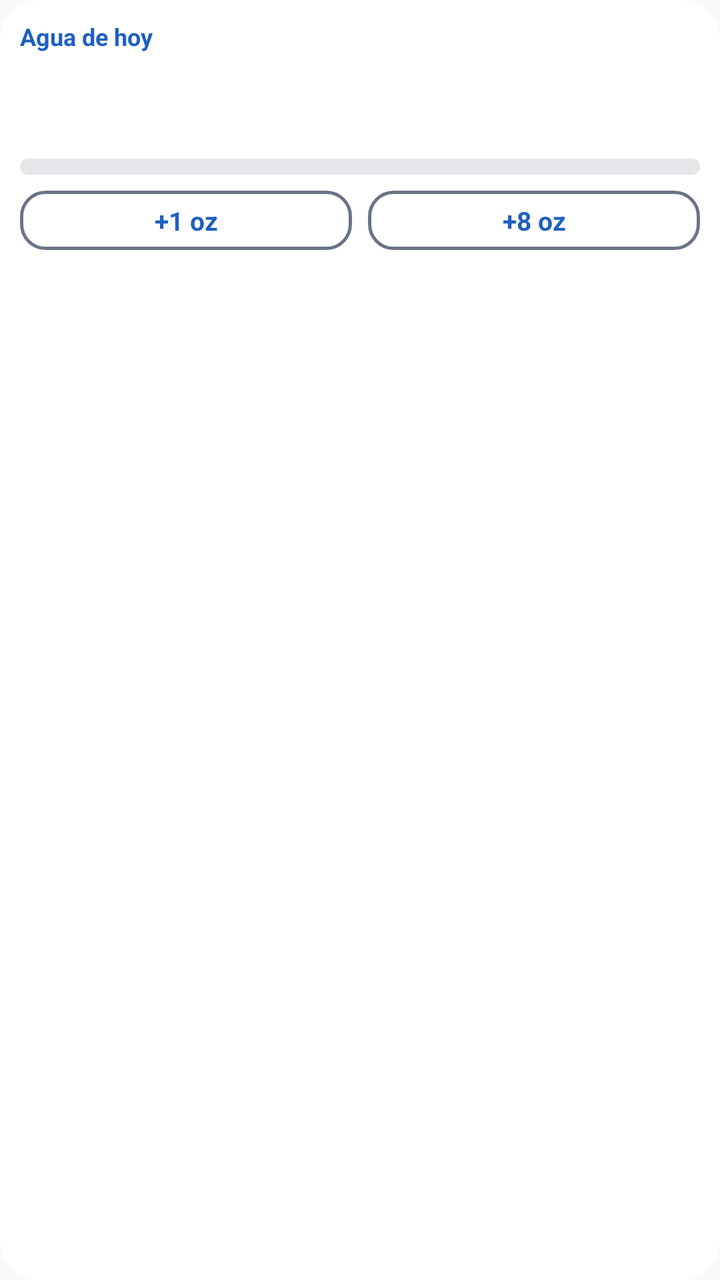
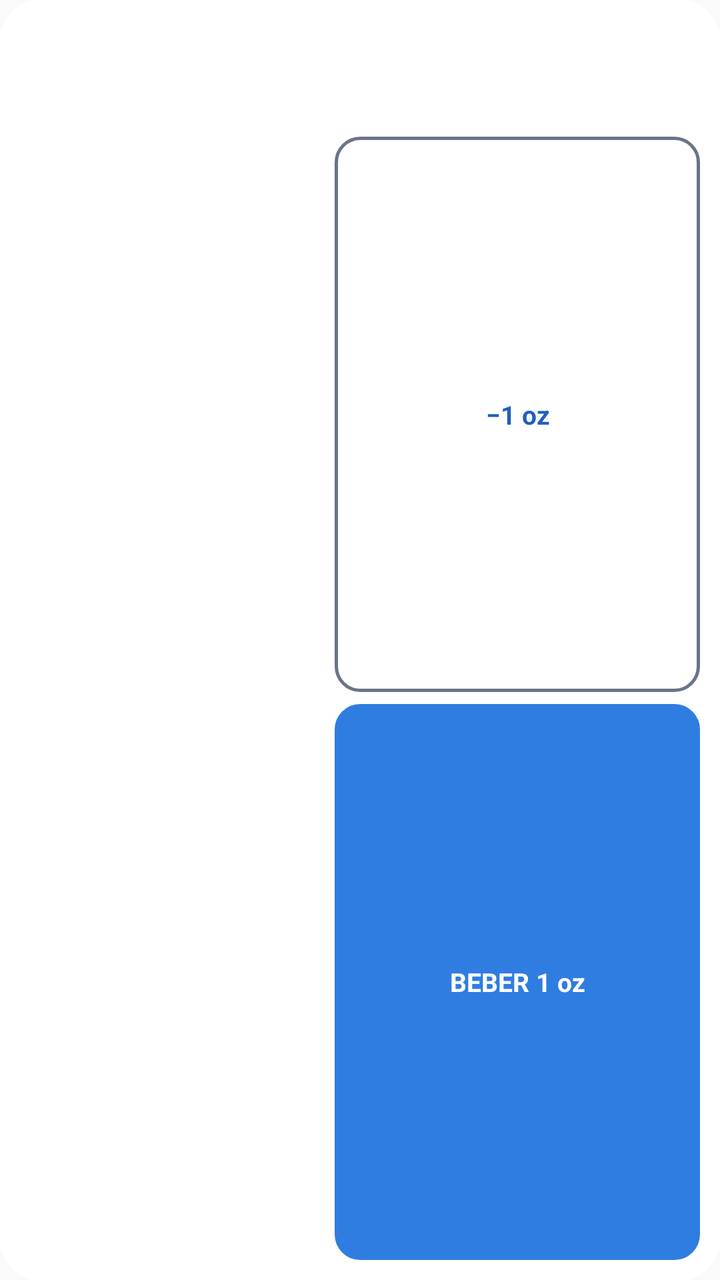

The first picture is an Android layout as it rendered before a commit; the second is the same layout after the commit. The layout source and the unified diff follow.
<!-- AndroidManifest.xml: application theme AppTheme -->
<!-- res/layout/widget_agua.xml -->
<?xml version="1.0" encoding="utf-8"?>
<LinearLayout xmlns:android="http://schemas.android.com/apk/res/android"
    android:layout_width="match_parent"
    android:layout_height="match_parent"
    android:orientation="vertical"
    android:background="@drawable/widget_bg"
    android:padding="10dp">

    <TextView
        android:layout_width="match_parent"
        android:layout_height="wrap_content"
        android:text="Agua de hoy"
        android:textColor="@color/widgetBlue"
        android:textSize="12sp"
        android:textStyle="bold" />

    <TextView
        android:id="@+id/wAguaMsg"
        android:layout_width="match_parent"
        android:layout_height="wrap_content"
        android:layout_marginTop="4dp"
        android:textColor="@color/widgetMuted"
        android:textSize="12sp"
        android:visibility="gone" />

    <TextView
        android:id="@+id/wAguaN"
        android:layout_width="match_parent"
        android:layout_height="wrap_content"
        android:textColor="@color/widgetBlue"
        android:textSize="24sp"
        android:textStyle="bold" />

    <TextView
        android:id="@+id/wAguaG"
        android:layout_width="match_parent"
        android:layout_height="wrap_content"
        android:textColor="@color/widgetMuted"
        android:textSize="11sp" />

    <ProgressBar
        android:id="@+id/wAguaBar"
        style="@android:style/Widget.ProgressBar.Horizontal"
        android:layout_width="match_parent"
        android:layout_height="8dp"
        android:layout_marginTop="6dp"
        android:progressTint="#2F7DE1"
        android:progressBackgroundTint="#E5E7EB" />

    <LinearLayout
        android:layout_width="match_parent"
        android:layout_height="wrap_content"
        android:layout_marginTop="8dp"
        android:orientation="horizontal">

        <TextView
            android:id="@+id/wAgua1"
            android:layout_width="0dp"
            android:layout_height="wrap_content"
            android:layout_weight="1"
            android:layout_marginEnd="4dp"
            android:background="@drawable/widget_pill"
            android:gravity="center"
            android:padding="6dp"
            android:text="+1 oz"
            android:textColor="@color/widgetBlue"
            android:textSize="13sp"
            android:textStyle="bold" />

        <TextView
            android:id="@+id/wAgua8"
            android:layout_width="0dp"
            android:layout_height="wrap_content"
            android:layout_weight="1"
            android:layout_marginStart="4dp"
            android:background="@drawable/widget_pill"
            android:gravity="center"
            android:padding="6dp"
            android:text="+8 oz"
            android:textColor="@color/widgetBlue"
            android:textSize="13sp"
            android:textStyle="bold" />
    </LinearLayout>
</LinearLayout>
<!-- resources referenced by this layout -->
<resources>
  <color name="widgetBlue">#1F5FBF</color>
  <color name="widgetMuted">#6B7487</color>
  <!-- drawable widget_bg (drawable) -->
  <?xml version="1.0" encoding="utf-8"?>
  <shape xmlns:android="http://schemas.android.com/apk/res/android" android:shape="rectangle">
      <solid android:color="@color/widgetBg" />
      <corners android:radius="20dp" />
  </shape>
  <!-- drawable widget_pill (drawable) -->
  <?xml version="1.0" encoding="utf-8"?>
  <shape xmlns:android="http://schemas.android.com/apk/res/android" android:shape="rectangle">
      <stroke android:width="1.5dp" android:color="@color/widgetMuted" />
      <corners android:radius="12dp" />
  </shape>
  <style name="AppTheme" parent="Theme.AppCompat.Light.DarkActionBar">
          
          <item name="colorPrimary">@color/colorPrimary</item>
          <item name="colorPrimaryDark">@color/colorPrimaryDark</item>
          <item name="colorAccent">@color/colorAccent</item>
      </style>
  <color name="widgetBg">#FFFFFF</color>
</resources>

<!-- the commit's change to res/layout/widget_agua.xml (unified diff, before → after) -->
@@ -2,82 +2,81 @@
 <LinearLayout xmlns:android="http://schemas.android.com/apk/res/android"
     android:layout_width="match_parent"
     android:layout_height="match_parent"
-    android:orientation="vertical"
+    android:orientation="horizontal"
     android:background="@drawable/widget_bg"
     android:padding="10dp">
 
-    <TextView
-        android:layout_width="match_parent"
-        android:layout_height="wrap_content"
-        android:text="Agua de hoy"
-        android:textColor="@color/widgetBlue"
-        android:textSize="12sp"
-        android:textStyle="bold" />
-
-    <TextView
-        android:id="@+id/wAguaMsg"
-        android:layout_width="match_parent"
-        android:layout_height="wrap_content"
-        android:layout_marginTop="4dp"
-        android:textColor="@color/widgetMuted"
-        android:textSize="12sp"
-        android:visibility="gone" />
-
-    <TextView
-        android:id="@+id/wAguaN"
-        android:layout_width="match_parent"
-        android:layout_height="wrap_content"
-        android:textColor="@color/widgetBlue"
-        android:textSize="24sp"
-        android:textStyle="bold" />
-
-    <TextView
-        android:id="@+id/wAguaG"
-        android:layout_width="match_parent"
-        android:layout_height="wrap_content"
-        android:textColor="@color/widgetMuted"
-        android:textSize="11sp" />
-
-    <ProgressBar
-        android:id="@+id/wAguaBar"
-        style="@android:style/Widget.ProgressBar.Horizontal"
-        android:layout_width="match_parent"
-        android:layout_height="8dp"
-        android:layout_marginTop="6dp"
-        android:progressTint="#2F7DE1"
-        android:progressBackgroundTint="#E5E7EB" />
+    <ImageView
+        android:id="@+id/wAguaBottle"
+        android:layout_width="0dp"
+        android:layout_height="match_parent"
+        android:layout_weight="0.9"
+        android:scaleType="fitCenter" />
 
     <LinearLayout
-        android:layout_width="match_parent"
-        android:layout_height="wrap_content"
-        android:layout_marginTop="8dp"
-        android:orientation="horizontal">
+        android:layout_width="0dp"
+        android:layout_height="match_parent"
+        android:layout_weight="1.1"
+        android:layout_marginStart="8dp"
+        android:orientation="vertical">
 
         <TextView
-            android:id="@+id/wAgua1"
-            android:layout_width="0dp"
+            android:id="@+id/wAguaN"
+            android:layout_width="match_parent"
             android:layout_height="wrap_content"
+            android:textColor="@color/widgetBlue"
+            android:textSize="14sp"
+            android:textStyle="bold"
+            android:maxLines="1" />
+
+        <TextView
+            android:id="@+id/wAguaG"
+            android:layout_width="match_parent"
+            android:layout_height="wrap_content"
+            android:textColor="@color/widgetMuted"
+            android:textSize="11sp"
+            android:maxLines="1" />
+
+        <TextView
+            android:id="@+id/wAguaBot"
+            android:layout_width="match_parent"
+            android:layout_height="wrap_content"
+            android:layout_marginTop="4dp"
+            android:textColor="@color/widgetMuted"
+            android:textSize="11sp" />
+
+        <TextView
+            android:id="@+id/wAguaMsg"
+            android:layout_width="match_parent"
+            android:layout_height="wrap_content"
+            android:textColor="@color/widgetMuted"
+            android:textSize="12sp"
+            android:visibility="gone" />
+
+        <TextView
+            android:id="@+id/wAguaMinus"
+            android:layout_width="match_parent"
+            android:layout_height="0dp"
             android:layout_weight="1"
-            android:layout_marginEnd="4dp"
+            android:layout_marginTop="6dp"
             android:background="@drawable/widget_pill"
             android:gravity="center"
-            android:padding="6dp"
-            android:text="+1 oz"
+            android:text="−1 oz"
             android:textColor="@color/widgetBlue"
             android:textSize="13sp"
             android:textStyle="bold" />
 
         <TextView
-            android:id="@+id/wAgua8"
-            android:layout_width="0dp"
-            android:layout_height="wrap_content"
+            android:id="@+id/wAguaDrink"
+            android:layout_width="match_parent"
+            android:layout_height="0dp"
             android:layout_weight="1"
-            android:layout_marginStart="4dp"
+            android:layout_marginTop="6dp"
             android:background="@drawable/widget_pill"
+            android:backgroundTint="#2F7DE1"
             android:gravity="center"
-            android:padding="6dp"
-            android:text="+8 oz"
-            android:textColor="@color/widgetBlue"
+            android:text="BEBER 1 oz"
+            android:textColor="#FFFFFF"
             android:textSize="13sp"
             android:textStyle="bold" />
     </LinearLayout>
